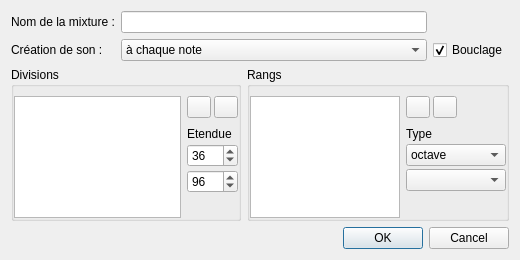
Old version of the form trunk/tools/dialog_mixture.ui in the repository davy7125/polyphone.
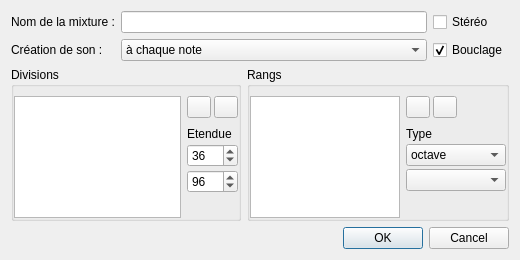
New version of the form. Icons and pictures are not drawn.

Commit message: Mixture make can now create mono samples

What changed in the file:
```diff
--- a/trunk/tools/dialog_mixture.ui
+++ b/trunk/tools/dialog_mixture.ui
@@ -87,6 +87,13 @@
        </property>
       </widget>
      </item>
+     <item row="0" column="2">
+      <widget class="QCheckBox" name="checkStereo">
+       <property name="text">
+        <string>Stéréo</string>
+       </property>
+      </widget>
+     </item>
     </layout>
    </item>
    <item>
```
The commit also changes 9 other files.
